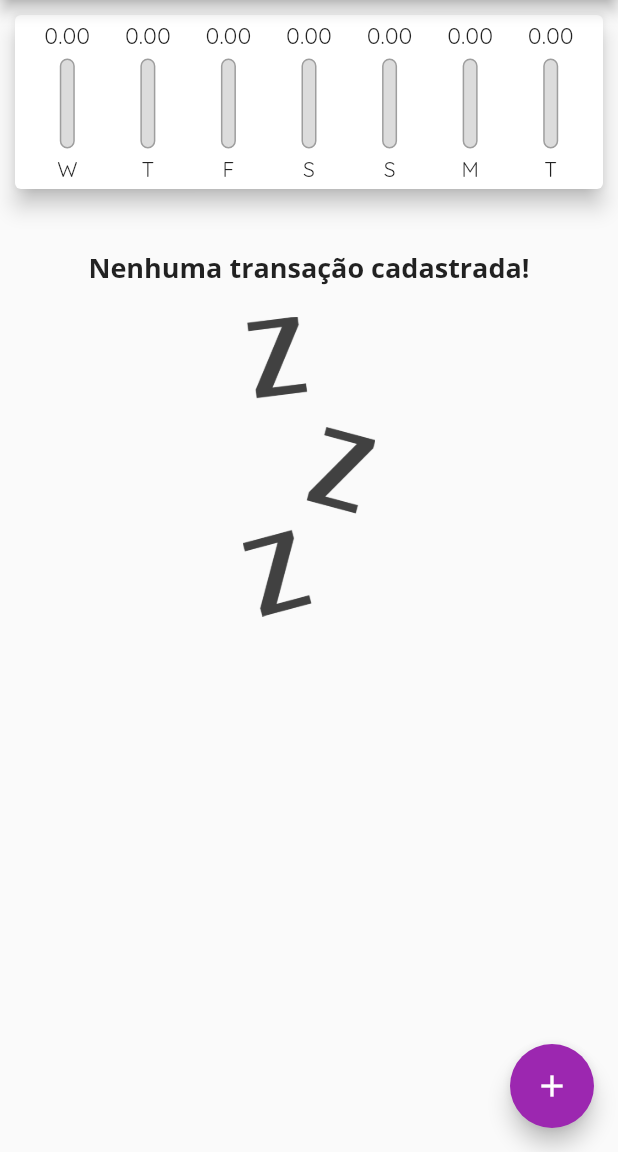
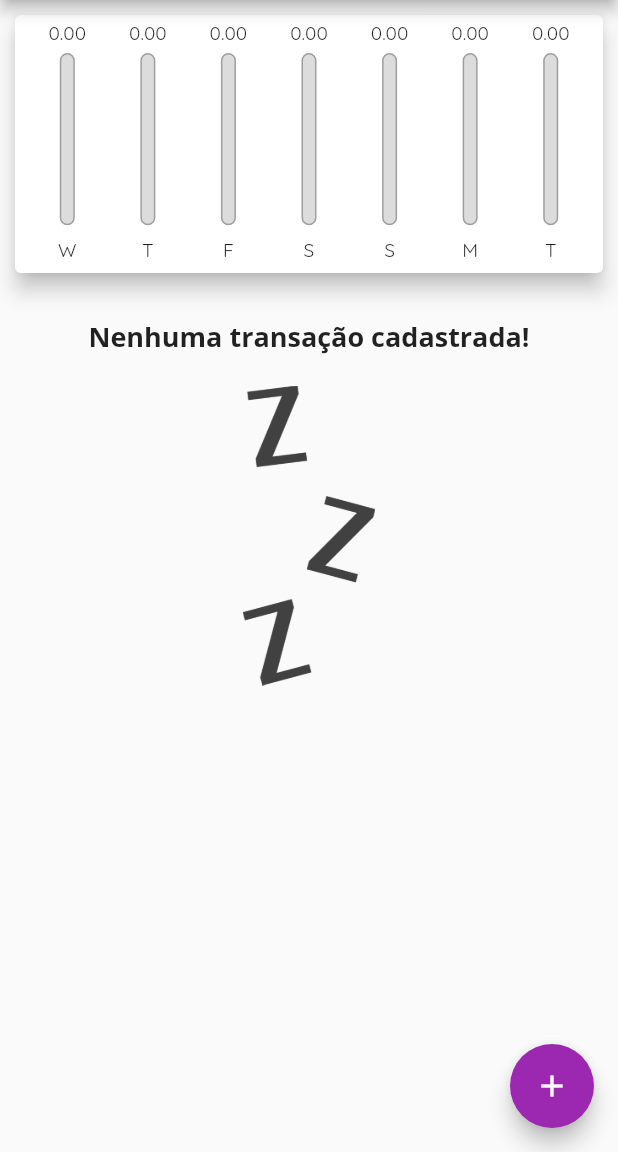
Before and after one commit to andcalazans/expenses, a Flutter app: the screen it shows after launch, on a phone screen of 412 x 824 dp, the part 84-1236 px from its top. Run offline on Flutter 3.47's test engine with Material 2 defaults, Android fonts, the phone set to English and light mode, and no system bars.

Commit message:
Inserts methods to work with landscape orientation

```diff
--- a/lib/components/chart_bar.dart
+++ b/lib/components/chart_bar.dart
@@ -1,4 +1,5 @@
 import 'package:flutter/material.dart';
+import 'package:flutter/services.dart';
 
 class ChartBar extends StatelessWidget {
   final String label;
@@ -14,17 +15,18 @@ class ChartBar extends StatelessWidget {
 
   @override
   Widget build(BuildContext context) {
+    return LayoutBuilder(builder: (ctx, constraints) {
       return Column(
         children: [
           Container(
-          height: 20,
+            height: constraints.maxHeight * 0.1,
             child: FittedBox(
               child: Text('${value.toStringAsFixed(2)}'),
             ),
           ),
-        SizedBox(height: 5),
+          const SizedBox(height: 5),
           Container(
-          height: 60,
+            height: constraints.maxHeight * 0.7,
             width: 10,
             child: Stack(
               alignment: Alignment.bottomCenter,
@@ -51,9 +53,15 @@ class ChartBar extends StatelessWidget {
               ],
             ),
           ),
-        SizedBox(height: 5),
-        Text(label),
+          SizedBox(
+            height: constraints.maxHeight * 0.05,
+          ),
+          Container(
+            height: constraints.maxHeight * 0.1,
+            child: FittedBox(child: Text(label)),
+          ),
         ],
       );
+    });
   }
 }
--- a/lib/components/transaction_form.dart
+++ b/lib/components/transaction_form.dart
@@ -30,7 +30,7 @@ class _TransactionFormState extends State<TransactionForm> {
       return;
     }
 
-    widget.onSubmit(title, value, _selectedDate!);
+    widget.onSubmit(title, value, _selectedDate);
   }
 
   _showDatePicker() {
--- a/lib/components/transaction_list.dart
+++ b/lib/components/transaction_list.dart
@@ -16,10 +16,7 @@ class TransactionList extends StatelessWidget {
 
   @override
   Widget build(BuildContext context) {
-    return Container(
-      margin: EdgeInsets.all(10),
-      height: 560,
-      child: transactions.isEmpty
+    return transactions.isEmpty
         ? Column(
             children: [
               SizedBox(height: 20),
@@ -74,7 +71,6 @@ class TransactionList extends StatelessWidget {
                     )),
               );
             },
-            ),
           );
   }
 }
--- a/lib/main.dart
+++ b/lib/main.dart
@@ -92,34 +92,67 @@ class _MyHomePageState extends State<MyHomePage> {
     );
   }
 
+  bool _showChart = false;
+
   @override
   Widget build(BuildContext context) {
-    return Scaffold(
-      appBar: AppBar(
+    // Orientação
+    // SystemChrome.setPreferredOrientations([DeviceOrientation.portraitUp]);
+
+    bool isLandscape =
+        MediaQuery.of(context).orientation == Orientation.landscape;
+
+    final appBar = AppBar(
       title: const Text('Despesas Pessoais',
           style: TextStyle(
               // fontFamily: 'OpenSans',
               // fontWeight: FontWeight.w700,
               )),
       actions: [
+        if (isLandscape)
+          IconButton(
+            onPressed: () {
+              setState(() {
+                _showChart = !_showChart;
+              });
+            },
+            icon: Icon(_showChart ? Icons.list : Icons.bar_chart),
+          ),
         IconButton(
           onPressed: () => _openTransactionFormModal(context),
           icon: const Icon(Icons.add),
         )
       ],
-      ),
-      body: Column(
+    );
+
+    //  appBar.preferredSize.height -> Altura do Appbar
+    final availableHeight = MediaQuery.of(context).size.height -
+        appBar.preferredSize.height -
+        MediaQuery.of(context).padding.top;
+
+    return Scaffold(
+      appBar: appBar,
+      body: SingleChildScrollView(
+        child: Column(
           // mainAxisAlignment: MainAxisAlignment.spaceAround,
           crossAxisAlignment: CrossAxisAlignment.stretch,
           children: [
+            if (_showChart || !isLandscape)
               Container(
+                height: availableHeight * (!isLandscape ? 0.25 : 0.7),
                 // width: double.infinity,
+
                 child: Chart(_recentTransactions),
               ),
-          TransactionList(
+            if (!_showChart || !isLandscape)
+              Container(
+                height: availableHeight * 0.75,
+                child: TransactionList(
                     transactions: _transactions, onRemove: _deleteTransaction),
+              ),
             // TransactionUser(),
           ],
+        ),
       ),
       floatingActionButton: FloatingActionButton(
         child: const Icon(Icons.add),
```
Lines whose indentation alone changed are shown as unchanged.
